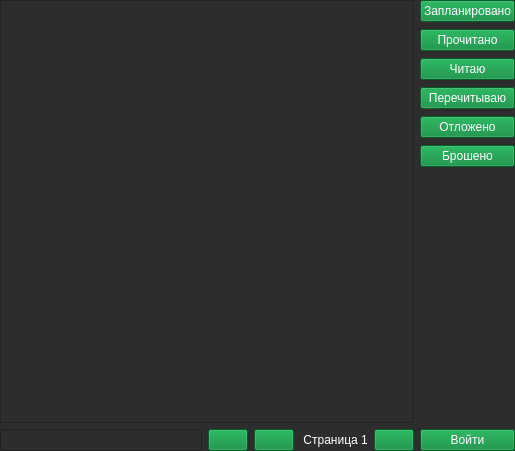
This is forms/shikimoriUI.ui in brandonzorn/Nlight as Qt 5 draws it before an edit. The edited form follows.
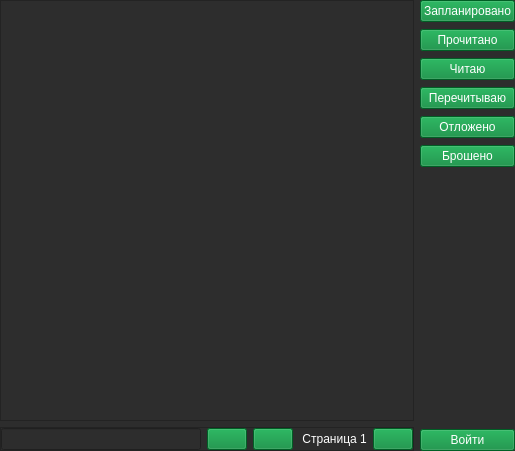
This is the edited form.

```diff
--- a/forms/shikimoriUI.ui
+++ b/forms/shikimoriUI.ui
@@ -17,7 +17,7 @@
    <string notr="true">color: rgb(255, 255, 255);
 background-color: rgb(45, 45, 45);</string>
   </property>
-  <layout class="QHBoxLayout" name="horizontalLayout">
+  <layout class="QHBoxLayout" name="horizontalLayout_2">
    <property name="leftMargin">
     <number>0</number>
    </property>
@@ -36,7 +36,28 @@
       <widget class="QListWidget" name="list_manga"/>
      </item>
      <item>
-      <layout class="QHBoxLayout" name="horizontalLayout_2">
+      <widget class="QFrame" name="frame">
+       <property name="frameShape">
+        <enum>QFrame::StyledPanel</enum>
+       </property>
+       <property name="frameShadow">
+        <enum>QFrame::Raised</enum>
+       </property>
+       <layout class="QHBoxLayout" name="horizontalLayout_4">
+        <property name="leftMargin">
+         <number>0</number>
+        </property>
+        <property name="topMargin">
+         <number>0</number>
+        </property>
+        <property name="rightMargin">
+         <number>0</number>
+        </property>
+        <property name="bottomMargin">
+         <number>0</number>
+        </property>
+        <item>
+         <layout class="QHBoxLayout" name="horizontalLayout_3">
        <item>
         <widget class="QLineEdit" name="line_search">
          <property name="styleSheet">
@@ -56,6 +77,10 @@
          </property>
         </widget>
        </item>
+         </layout>
+        </item>
+        <item>
+         <layout class="QHBoxLayout" name="horizontalLayout">
        <item>
         <widget class="QPushButton" name="prev_page">
          <property name="styleSheet">
@@ -92,6 +117,9 @@
         </widget>
        </item>
       </layout>
+        </item>
+       </layout>
+      </widget>
      </item>
     </layout>
    </item>
```
Lines whose indentation alone changed are shown as unchanged.
